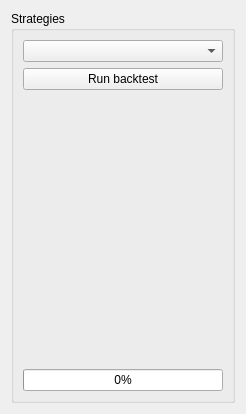
Above: ui/strategyTester.ui from Skinok/backtrader-pyqt-ui before the change. Below: the same form after it.
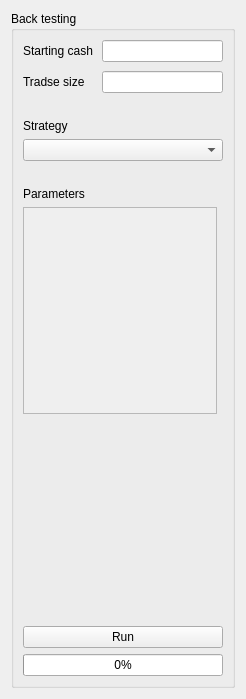
That is the form after the change.

Commit message: Add strategy parameters list

The edit to the form file:
```diff
--- a/ui/strategyTester.ui
+++ b/ui/strategyTester.ui
@@ -6,8 +6,8 @@
    <rect>
     <x>0</x>
     <y>0</y>
-    <width>238</width>
-    <height>414</height>
+    <width>234</width>
+    <height>699</height>
    </rect>
   </property>
   <property name="windowTitle">
@@ -17,10 +17,71 @@
    <item row="0" column="0">
     <widget class="QGroupBox" name="groupBox">
      <property name="title">
-      <string>Strategies</string>
+      <string>Back testing</string>
      </property>
      <layout class="QGridLayout" name="gridLayout">
-      <item row="0" column="0">
+      <item row="7" column="0">
+       <widget class="QScrollArea" name="scrollArea">
+        <property name="widgetResizable">
+         <bool>true</bool>
+        </property>
+        <widget class="QWidget" name="scrollAreaWidgetContents">
+         <property name="geometry">
+          <rect>
+           <x>0</x>
+           <y>0</y>
+           <width>188</width>
+           <height>205</height>
+          </rect>
+         </property>
+         <layout class="QVBoxLayout" name="verticalLayout">
+          <item>
+           <layout class="QFormLayout" name="parametersLayout"/>
+          </item>
+         </layout>
+        </widget>
+       </widget>
+      </item>
+      <item row="5" column="0">
+       <spacer name="verticalSpacer_2">
+        <property name="orientation">
+         <enum>Qt::Vertical</enum>
+        </property>
+        <property name="sizeType">
+         <enum>QSizePolicy::Preferred</enum>
+        </property>
+        <property name="sizeHint" stdset="0">
+         <size>
+          <width>20</width>
+          <height>20</height>
+         </size>
+        </property>
+       </spacer>
+      </item>
+      <item row="8" column="0">
+       <spacer name="verticalSpacer">
+        <property name="orientation">
+         <enum>Qt::Vertical</enum>
+        </property>
+        <property name="sizeType">
+         <enum>QSizePolicy::Expanding</enum>
+        </property>
+        <property name="sizeHint" stdset="0">
+         <size>
+          <width>20</width>
+          <height>40</height>
+         </size>
+        </property>
+       </spacer>
+      </item>
+      <item row="3" column="0">
+       <widget class="QLabel" name="label_4">
+        <property name="text">
+         <string>Strategy</string>
+        </property>
+       </widget>
+      </item>
+      <item row="4" column="0" colspan="2">
        <widget class="QComboBox" name="strategyNameCB">
         <property name="sizePolicy">
          <sizepolicy hsizetype="Preferred" vsizetype="Fixed">
@@ -36,38 +97,79 @@
         </property>
        </widget>
       </item>
-      <item row="2" column="0">
-       <spacer name="verticalSpacer_2">
-        <property name="orientation">
-         <enum>Qt::Vertical</enum>
+      <item row="9" column="0" colspan="2">
+       <widget class="QPushButton" name="runBacktestPB">
+        <property name="sizePolicy">
+         <sizepolicy hsizetype="Minimum" vsizetype="Preferred">
+          <horstretch>0</horstretch>
+          <verstretch>0</verstretch>
+         </sizepolicy>
         </property>
-        <property name="sizeHint" stdset="0">
-         <size>
-          <width>20</width>
-          <height>40</height>
-         </size>
+        <property name="text">
+         <string>Run</string>
         </property>
-       </spacer>
+       </widget>
       </item>
-      <item row="3" column="0">
+      <item row="6" column="0" colspan="2">
+       <widget class="QLabel" name="label_3">
+        <property name="text">
+         <string>Parameters</string>
+        </property>
+       </widget>
+      </item>
+      <item row="12" column="0" colspan="2">
        <widget class="QProgressBar" name="runningStratPB">
         <property name="value">
          <number>0</number>
         </property>
        </widget>
       </item>
-      <item row="1" column="0">
-       <widget class="QPushButton" name="runBacktestPB">
-        <property name="sizePolicy">
-         <sizepolicy hsizetype="Minimum" vsizetype="Preferred">
-          <horstretch>0</horstretch>
-          <verstretch>0</verstretch>
-         </sizepolicy>
+      <item row="0" column="0" colspan="2">
+       <layout class="QGridLayout" name="gridLayout_3">
+        <property name="spacing">
+         <number>9</number>
         </property>
-        <property name="text">
-         <string>Run backtest</string>
+        <item row="1" column="0">
+         <widget class="QLabel" name="label_2">
+          <property name="text">
+           <string>Tradse size</string>
+          </property>
+         </widget>
+        </item>
+        <item row="1" column="1">
+         <widget class="QLineEdit" name="lineEdit_3"/>
+        </item>
+        <item row="0" column="0">
+         <widget class="QLabel" name="label">
+          <property name="text">
+           <string>Starting cash</string>
+          </property>
+         </widget>
+        </item>
+        <item row="0" column="1">
+         <widget class="QLineEdit" name="lineEdit">
+          <property name="inputMask">
+           <string/>
+          </property>
+         </widget>
+        </item>
+       </layout>
+      </item>
+      <item row="2" column="0">
+       <spacer name="verticalSpacer_3">
+        <property name="orientation">
+         <enum>Qt::Vertical</enum>
         </property>
-       </widget>
+        <property name="sizeType">
+         <enum>QSizePolicy::Maximum</enum>
+        </property>
+        <property name="sizeHint" stdset="0">
+         <size>
+          <width>20</width>
+          <height>20</height>
+         </size>
+        </property>
+       </spacer>
       </item>
      </layout>
     </widget>
```
The commit also changes 4 other files.
